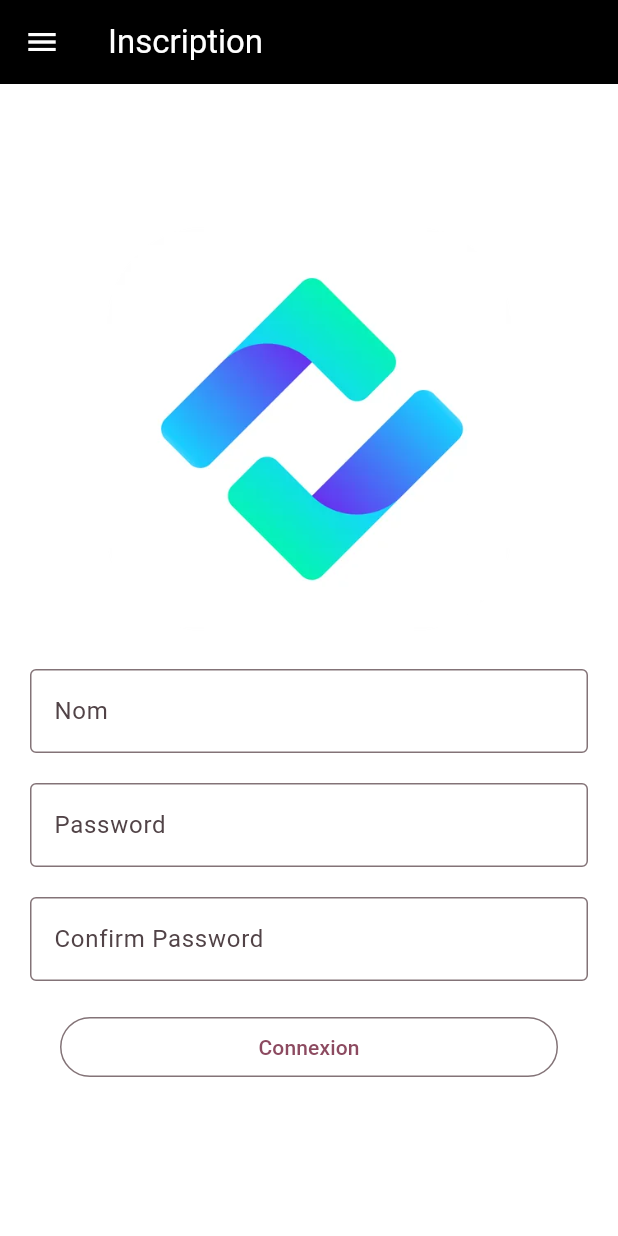
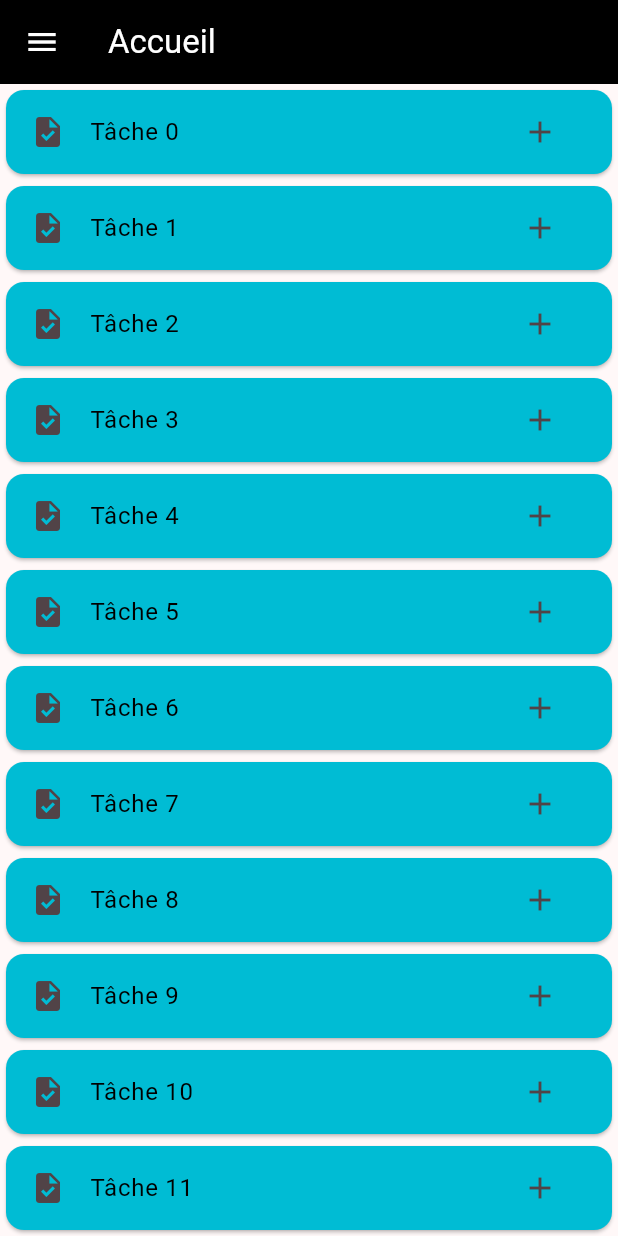
Before and after one commit to 2147037/A24-4205N6-TP1-KangSeojin, a Flutter app: the screen it shows after launch, after a tap on "Connexion", on a phone screen of 412 x 824 dp. Run offline on Flutter 3.47's test engine with Material 3 defaults, Android fonts, the phone set to English and light mode, and no system bars.

Commit message:
FCT Ajout de l'écran accueil

```diff
--- /dev/null
+++ b/tp/lib/accueil.dart
@@ -0,0 +1,49 @@
+import 'package:flutter/material.dart';
+import 'package:tp/tiroir_nav.dart';
+
+// TODO Un ecran minimal avec un tres peu de code
+class Accueil extends StatefulWidget {
+  const Accueil({super.key});
+
+  @override
+  State<Accueil> createState() => _AccueilState();
+}
+
+class _AccueilState extends State<Accueil> {
+  List<String> items = [];
+
+  @override
+  void initState() {
+    // TODO: implement initState
+    super.initState();
+
+    for(int i =0; i < 30; i++){
+      items.add('Tâche ' + i.toString());
+    }
+
+  }
+  @override
+  Widget build(BuildContext context) {
+    return Scaffold(
+      drawer: LeTiroir(),
+      appBar: AppBar(
+        backgroundColor: Colors.black,
+        title: const Text('Accueil', style: TextStyle(color: Colors.white),),
+        iconTheme: IconThemeData(color: Colors.white),
+      ),
+      body: ListView(
+        children: items.map((item) {
+          return Card(
+            color: Colors.cyan,
+              child: ListTile(
+                leading: Icon(Icons.task),
+                title: Text(item, style: TextStyle(color: Colors.black),),
+                trailing: IconButton(onPressed: (){}, icon: Icon(Icons.add)),
+            )
+          );
+        }).toList(),
+
+        ),
+    );
+  }
+}
--- a/tp/lib/main.dart
+++ b/tp/lib/main.dart
@@ -1,4 +1,5 @@
 import 'package:flutter/material.dart';
+import 'package:tp/accueil.dart';
 import 'package:tp/inscription.dart';
 import 'package:tp/tiroir_nav.dart';
 
@@ -98,7 +99,7 @@ class _MyHomePageState extends State<MyHomePage> {
                     Navigator.push(
                         context,
                         MaterialPageRoute(
-                            builder: (context) => Inscription(
+                            builder: (context) => Accueil(
 
                             )
                         )
```
